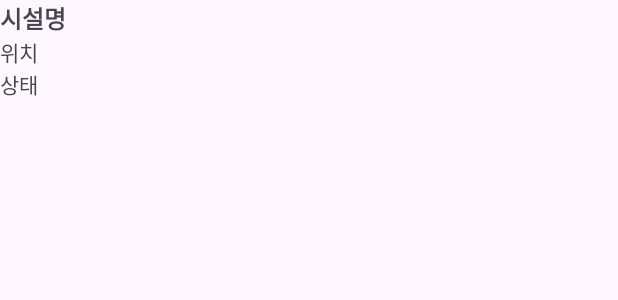
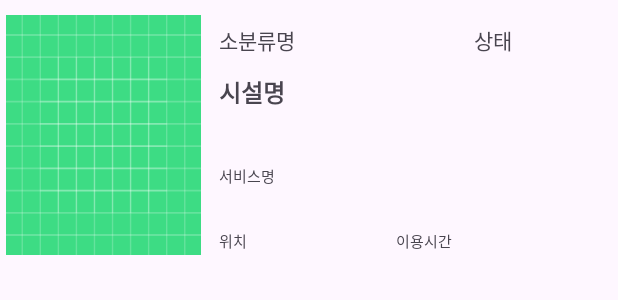
Before and after one commit to sem-git/PublicSportsFacility, an Android app: the layout list_item.xml on its own in the app's theme, with its tools: preview values and no code run, on a phone screen of 412 x 824 dp. Shown: the top 300 px of the screen. Run offline under Robolectric (Android 15) with nearby library versions, the phone set to English and light mode, and no system bars; network calls fail.

Commit message:
feat: RecyclerView 항목 디테일 구현 및 연동

```diff
--- a/app/src/main/java/ddwu/com/mobileapp/publicsportsfacility/MainActivity.kt
+++ b/app/src/main/java/ddwu/com/mobileapp/publicsportsfacility/MainActivity.kt
@@ -49,7 +49,7 @@ class MainActivity : AppCompatActivity() {
         sdViewModel.loadFacilities(
             apiKey = BuildConfig.API_KEY,
             startIndex = 1,
-            endIndex = 20
+            endIndex = 30
         )
 
         sdViewModel.facilities.observe(this) { facilities ->
--- a/app/src/main/java/ddwu/com/mobileapp/publicsportsfacility/ui/FacilityAdapter.kt
+++ b/app/src/main/java/ddwu/com/mobileapp/publicsportsfacility/ui/FacilityAdapter.kt
@@ -23,9 +23,12 @@ class FacilityAdapter : RecyclerView.Adapter<FacilityAdapter.FacilityHolder>() {
     override fun onBindViewHolder(holder: FacilityHolder, position: Int) {
         val facility = facilities?.get(position)
         facility?.let {
-            holder.itemBinding.tvFacilityName.text = it.SVCNM
-            holder.itemBinding.tvFacilityLocation.text = it.PLACENM
-            holder.itemBinding.tvFacilityStatus.text = it.SVCSTATNM
+            holder.itemBinding.tvSubClass.text = it.MINCLASSNM
+            holder.itemBinding.tvServiceStatus.text = it.SVCSTATNM
+            holder.itemBinding.tvPlaceName.text = it.PLACENM
+            holder.itemBinding.tvServiceName.text = it.SVCNM
+            holder.itemBinding.tvAreaName.text = it.AREANM
+            holder.itemBinding.tvHours.text = "${it.V_MIN} - ${it.V_MAX}"
         }
     }
 
--- a/app/src/main/res/layout/activity_main.xml
+++ b/app/src/main/res/layout/activity_main.xml
@@ -5,16 +5,16 @@
     android:id="@+id/main"
     android:layout_width="match_parent"
     android:layout_height="match_parent"
+    android:background="#FFFFFF"
     tools:context=".MainActivity">
 
     <androidx.recyclerview.widget.RecyclerView
         android:id="@+id/rvFacilities"
-        android:layout_width="359dp"
-        android:layout_height="550dp"
-        android:layout_marginTop="100dp"
+        android:layout_width="357dp"
+        android:layout_height="650dp"
+        android:layout_marginTop="50dp"
         app:layout_constraintBottom_toBottomOf="parent"
         app:layout_constraintEnd_toEndOf="parent"
         app:layout_constraintStart_toStartOf="parent"
-        app:layout_constraintTop_toTopOf="parent"
-        app:layout_constraintVertical_bias="0.497" />
+        app:layout_constraintTop_toTopOf="parent" />
 </androidx.constraintlayout.widget.ConstraintLayout>
--- a/app/src/main/res/layout/list_item.xml
+++ b/app/src/main/res/layout/list_item.xml
@@ -3,38 +3,90 @@
     xmlns:app="http://schemas.android.com/apk/res-auto"
     xmlns:tools="http://schemas.android.com/tools"
     android:layout_width="match_parent"
-    android:layout_height="150dp">
+    android:layout_height="180dp">
+
+    <ImageView
+        android:id="@+id/ivPlace"
+        android:layout_width="130dp"
+        android:layout_height="160dp"
+        android:layout_marginStart="4dp"
+        android:scaleType="fitXY"
+        app:layout_constraintBottom_toBottomOf="parent"
+        app:layout_constraintStart_toStartOf="parent"
+        app:layout_constraintTop_toTopOf="parent"
+        app:srcCompat="@drawable/ic_launcher_background" />
 
     <TextView
-        android:id="@+id/tvFacilityName"
-        android:layout_width="0dp"
+        android:id="@+id/tvSubClass"
+        android:layout_width="150dp"
         android:layout_height="wrap_content"
-        android:layout_marginBottom="4dp"
-        android:textSize="16sp"
-        android:textStyle="bold"
-        android:text="시설명"
-        app:layout_constraintEnd_toEndOf="parent"
-        app:layout_constraintStart_toStartOf="parent"
+        android:layout_marginStart="12dp"
+        android:layout_marginTop="16dp"
+        android:text="소분류명"
+        app:layout_constraintEnd_toStartOf="@+id/tvServiceStatus"
+        app:layout_constraintHorizontal_bias="0.0"
+        app:layout_constraintStart_toEndOf="@+id/ivPlace"
         app:layout_constraintTop_toTopOf="parent" />
 
     <TextView
-        android:id="@+id/tvFacilityLocation"
-        android:layout_width="0dp"
-        android:layout_height="wrap_content"
-        android:textSize="14sp"
-        android:text="위치"
-        app:layout_constraintEnd_toEndOf="parent"
-        app:layout_constraintStart_toStartOf="parent"
-        app:layout_constraintTop_toBottomOf="@id/tvFacilityName" />
+        android:id="@+id/tvPlaceName"
+        android:layout_width="200dp"
+        android:layout_height="50dp"
+        android:layout_marginStart="12dp"
+        android:layout_marginTop="12dp"
+        android:breakStrategy="simple"
+        android:ellipsize="end"
+        android:text="시설명"
+        android:textSize="16sp"
+        android:textStyle="bold"
+        app:layout_constraintStart_toEndOf="@+id/ivPlace"
+        app:layout_constraintTop_toBottomOf="@+id/tvSubClass" />
 
     <TextView
-        android:id="@+id/tvFacilityStatus"
-        android:layout_width="0dp"
+        android:id="@+id/tvServiceName"
+        android:layout_width="200dp"
+        android:layout_height="40dp"
+        android:layout_marginStart="12dp"
+        android:layout_marginTop="10dp"
+        android:ellipsize="end"
+        android:text="서비스명"
+        android:textSize="10sp"
+        app:layout_constraintStart_toEndOf="@+id/ivPlace"
+        app:layout_constraintTop_toBottomOf="@+id/tvPlaceName" />
+
+    <TextView
+        android:id="@+id/tvAreaName"
+        android:layout_width="100dp"
         android:layout_height="wrap_content"
+        android:layout_marginStart="12dp"
+        android:layout_marginBottom="12dp"
+        android:text="위치"
+        android:textSize="10sp"
+        app:layout_constraintBottom_toBottomOf="parent"
+        app:layout_constraintEnd_toStartOf="@+id/tvHours"
+        app:layout_constraintHorizontal_bias="0.0"
+        app:layout_constraintStart_toEndOf="@+id/ivPlace" />
+
+    <TextView
+        android:id="@+id/tvHours"
+        android:layout_width="100dp"
+        android:layout_height="wrap_content"
+        android:layout_marginEnd="48dp"
+        android:layout_marginBottom="12dp"
+        android:text="이용시간"
+        android:textSize="10sp"
+        app:layout_constraintBottom_toBottomOf="parent"
+        app:layout_constraintEnd_toEndOf="parent" />
+
+    <TextView
+        android:id="@+id/tvServiceStatus"
+        android:layout_width="60dp"
+        android:layout_height="wrap_content"
+        android:layout_marginTop="16dp"
+        android:layout_marginEnd="36dp"
+        android:text="상태"
         android:textSize="14sp"
-        android:text="상태"
         app:layout_constraintEnd_toEndOf="parent"
-        app:layout_constraintStart_toStartOf="parent"
-        app:layout_constraintTop_toBottomOf="@id/tvFacilityLocation" />
+        app:layout_constraintTop_toTopOf="parent" />
 
 </androidx.constraintlayout.widget.ConstraintLayout>
```
